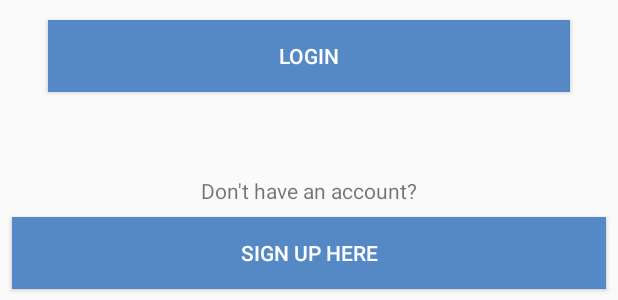
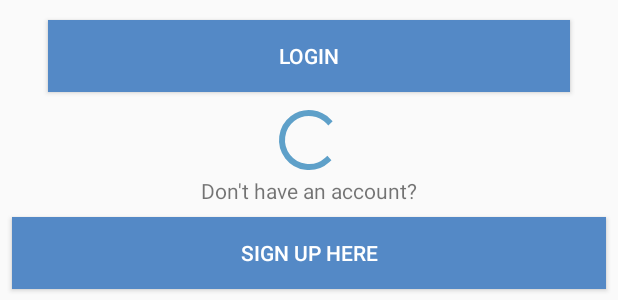
Before and after one commit to adamabdelaziz-zz/Smack, an Android app: the layout activity_login.xml on its own in the app's theme, with its tools: preview values and no code run, on a phone screen of 412 x 824 dp. Shown: the part 188-488 px from the top of the screen. Run offline under Robolectric (Android 15) with nearby library versions, the phone set to English and light mode, and no system bars.

Commit message:
Login Activity Polish
Error checking and keyboard hiding

```diff
--- a/app/src/main/res/layout/activity_login.xml
+++ b/app/src/main/res/layout/activity_login.xml
@@ -75,4 +75,17 @@
         app:layout_constraintEnd_toEndOf="parent"
         app:layout_constraintStart_toStartOf="parent"
         app:layout_constraintTop_toBottomOf="@+id/textView" />
+
+    <ProgressBar
+        android:id="@+id/loginSpinner"
+        style="?android:attr/progressBarStyle"
+        android:layout_width="wrap_content"
+        android:layout_height="wrap_content"
+        android:layout_marginEnd="8dp"
+        android:layout_marginStart="8dp"
+        android:layout_marginTop="8dp"
+        app:layout_constraintBottom_toTopOf="@+id/textView"
+        app:layout_constraintEnd_toEndOf="parent"
+        app:layout_constraintStart_toStartOf="parent"
+        app:layout_constraintTop_toBottomOf="@+id/loginLoginButton" />
 </android.support.constraint.ConstraintLayout>
```
Also changed, not shown: app/src/main/java/com/androidadam/smack/controller/LoginActivity.kt (+47 -9 lines).
